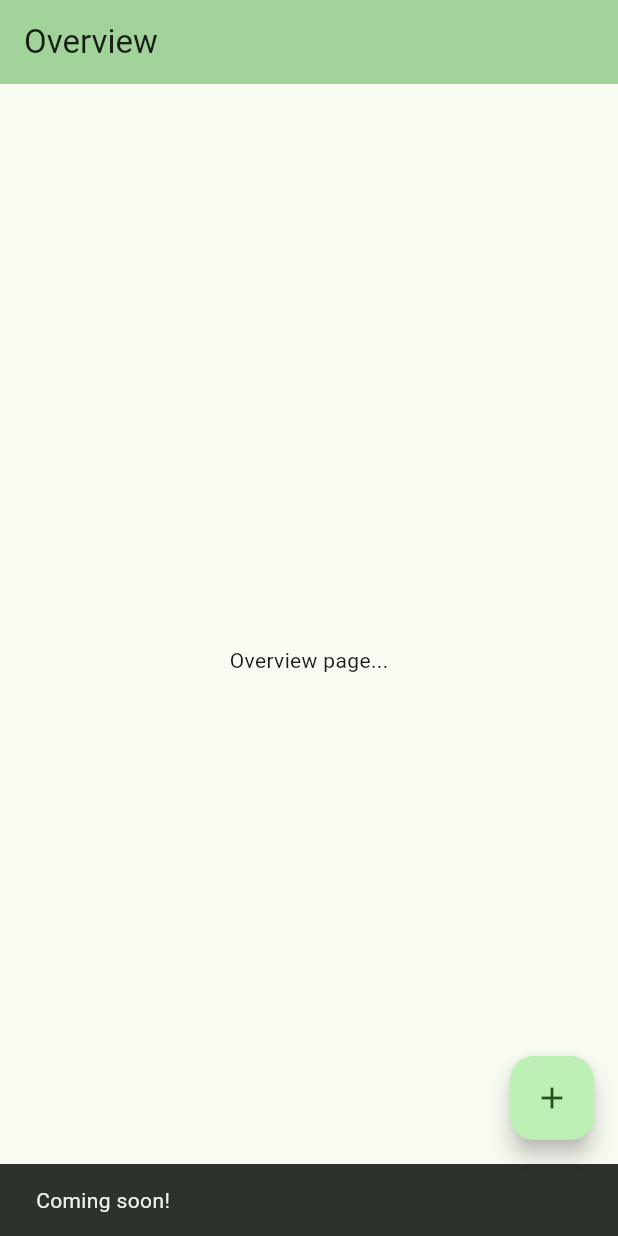
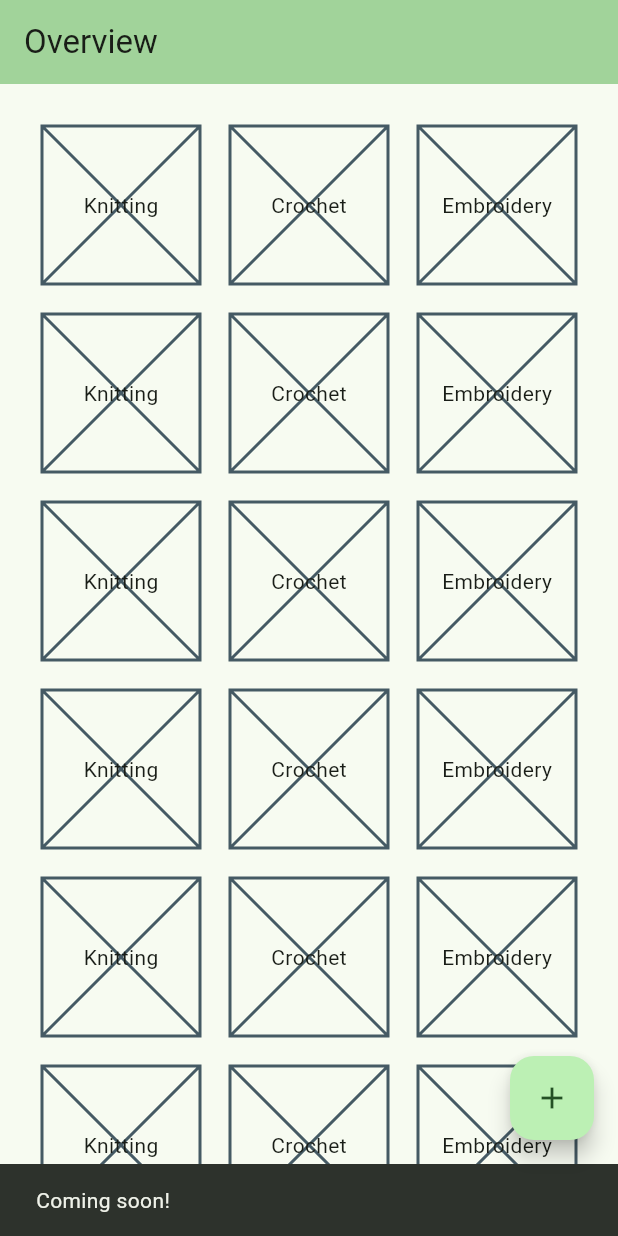
Before and after one commit to BenMerken/sis_handicrafts_manager, a Flutter app: the screen it shows after launch, after a tap on the "add" icon, on a phone screen of 412 x 824 dp. Run offline on Flutter 3.47's test engine with Material 3 defaults, Android fonts, the phone set to English and light mode, and no system bars.

Commit message:
feat(overview-page): Add grid view for catalogues to overview page

```diff
--- /dev/null
+++ b/lib/pages/overview/catalogue_listitem.dart
@@ -0,0 +1,16 @@
+import 'package:flutter/material.dart';
+import 'package:sis_handicrafts_manager/types/catalogue.dart';
+
+class CatalogueListItem extends StatelessWidget {
+  const CatalogueListItem({super.key, required this.catalogue});
+
+  final Catalogue catalogue;
+
+  @override
+  Widget build(BuildContext context) {
+    // TODO: implement build
+    return SizedBox(
+      child: Placeholder(child: Center(child: Text(catalogue.name))),
+    );
+  }
+}
--- a/lib/pages/overview/page.dart
+++ b/lib/pages/overview/page.dart
@@ -1,27 +1,76 @@
 import 'package:flutter/material.dart';
+import 'package:sis_handicrafts_manager/pages/overview/catalogue_listitem.dart';
+import 'package:sis_handicrafts_manager/types/catalogue.dart';
 
-class OverviewPage extends StatelessWidget {
+class OverviewPage extends StatefulWidget {
   const OverviewPage({super.key, required this.title});
-
-  static final _snackbar = SnackBar(content: Text('Coming soon!'));
 
   final String title;
 
   @override
+  State<OverviewPage> createState() => _OverviewPageState();
+}
+
+class _OverviewPageState extends State<OverviewPage> {
+  // TODO: Change for data from firebase DB call.
+  final List<Catalogue> _catalogues = <Catalogue>[
+    Catalogue('abc', 'Knitting'),
+    Catalogue('abc', 'Crochet'),
+    Catalogue('abc', 'Embroidery'),
+    Catalogue('abc', 'Knitting'),
+    Catalogue('abc', 'Crochet'),
+    Catalogue('abc', 'Embroidery'),
+    Catalogue('abc', 'Knitting'),
+    Catalogue('abc', 'Crochet'),
+    Catalogue('abc', 'Embroidery'),
+    Catalogue('abc', 'Knitting'),
+    Catalogue('abc', 'Crochet'),
+    Catalogue('abc', 'Embroidery'),
+    Catalogue('abc', 'Knitting'),
+    Catalogue('abc', 'Crochet'),
+    Catalogue('abc', 'Embroidery'),
+    Catalogue('abc', 'Knitting'),
+    Catalogue('abc', 'Crochet'),
+    Catalogue('abc', 'Embroidery'),
+    Catalogue('abc', 'Knitting'),
+    Catalogue('abc', 'Crochet'),
+    Catalogue('abc', 'Embroidery'),
+    Catalogue('abc', 'Knitting'),
+    Catalogue('abc', 'Crochet'),
+    Catalogue('abc', 'Embroidery'),
+  ];
+
+  @override
   Widget build(BuildContext context) {
     void createNewCollection() {
-      ScaffoldMessenger.of(context).showSnackBar(_snackbar);
+      ScaffoldMessenger.of(
+        context,
+      ).showSnackBar(const SnackBar(content: Text('Coming soon!')));
     }
 
     return Scaffold(
       appBar: AppBar(
         backgroundColor: Theme.of(context).colorScheme.inversePrimary,
-        title: Text(title),
+        title: Text(widget.title),
       ),
-      body: Center(
-        child: Column(
-          mainAxisAlignment: MainAxisAlignment.center,
-          children: <Widget>[const Text('Overview page...')],
+      body: Padding(
+        padding: const EdgeInsets.all(20.0),
+        child: GridView.count(
+          crossAxisCount: 3,
+          padding: EdgeInsets.all(8.0),
+          mainAxisSpacing: 20.0,
+          crossAxisSpacing: 20.0,
+          children: [
+            for (var catalogue in _catalogues)
+              InkWell(
+                onTap: () {
+                  ScaffoldMessenger.of(context).showSnackBar(
+                    SnackBar(content: Text('Tapped item ${catalogue.name}')),
+                  );
+                },
+                child: CatalogueListItem(catalogue: catalogue),
+              ),
+          ],
         ),
       ),
       floatingActionButton: FloatingActionButton(
--- /dev/null
+++ b/lib/types/catalogue.dart
@@ -0,0 +1,6 @@
+class Catalogue {
+  final String id;
+  final String name;
+
+  Catalogue(this.id, this.name);
+}
```
